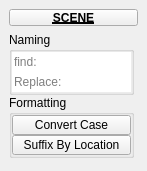
This is tentacle/ui/3/scene.ui in m3trik/tentacle as Qt 5 draws it before an edit. The edited form follows.
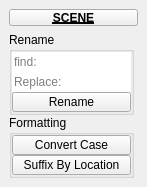
This is the edited form. Custom widgets are drawn as their Qt base class.

Diff of the .ui file:
```diff
--- a/tentacle/ui/3/scene.ui
+++ b/tentacle/ui/3/scene.ui
@@ -88,7 +88,7 @@
          </size>
         </property>
         <property name="title">
-         <string>Naming</string>
+         <string>Rename</string>
         </property>
         <layout class="QVBoxLayout" name="verticalLayout_3">
          <property name="spacing">
@@ -186,6 +186,37 @@
            </property>
           </widget>
          </item>
+         <item>
+          <widget class="QPushButton" name="b000">
+           <property name="enabled">
+            <bool>true</bool>
+           </property>
+           <property name="minimumSize">
+            <size>
+             <width>0</width>
+             <height>20</height>
+            </size>
+           </property>
+           <property name="maximumSize">
+            <size>
+             <width>999</width>
+             <height>20</height>
+            </size>
+           </property>
+           <property name="toolTip">
+            <string>&lt;html&gt;&lt;head/&gt;&lt;body&gt;&lt;p&gt;Convert the case of scene object names.&lt;/p&gt;&lt;p&gt;If nothing is selected all scene objects will be renamed.&lt;/p&gt;&lt;/body&gt;&lt;/html&gt;</string>
+           </property>
+           <property name="text">
+            <string>Rename</string>
+           </property>
+           <property name="iconSize">
+            <size>
+             <width>18</width>
+             <height>18</height>
+            </size>
+           </property>
+          </widget>
+         </item>
         </layout>
        </widget>
       </item>
@@ -306,16 +337,16 @@
   </widget>
  </widget>
  <customwidgets>
-  <customwidget>
-   <class>PushButtonDraggable</class>
-   <extends>QPushButton</extends>
-   <header>widgets.pushbuttondraggable.h</header>
-  </customwidget>
   <customwidget>
    <class>PushButton</class>
    <extends>QPushButton</extends>
    <header>widgets.pushbutton.h</header>
   </customwidget>
+  <customwidget>
+   <class>PushButtonDraggable</class>
+   <extends>QPushButton</extends>
+   <header>widgets.pushbuttondraggable.h</header>
+  </customwidget>
   <customwidget>
    <class>LineEdit</class>
    <extends>QLineEdit</extends>
```
